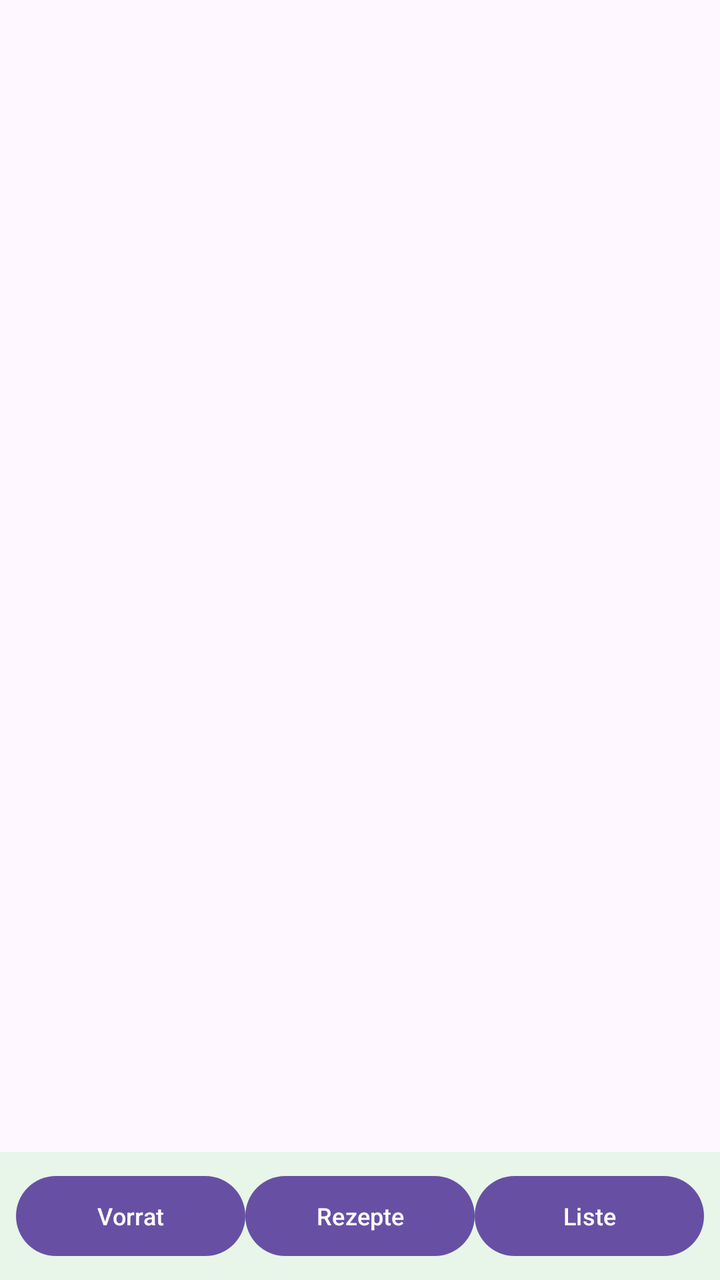
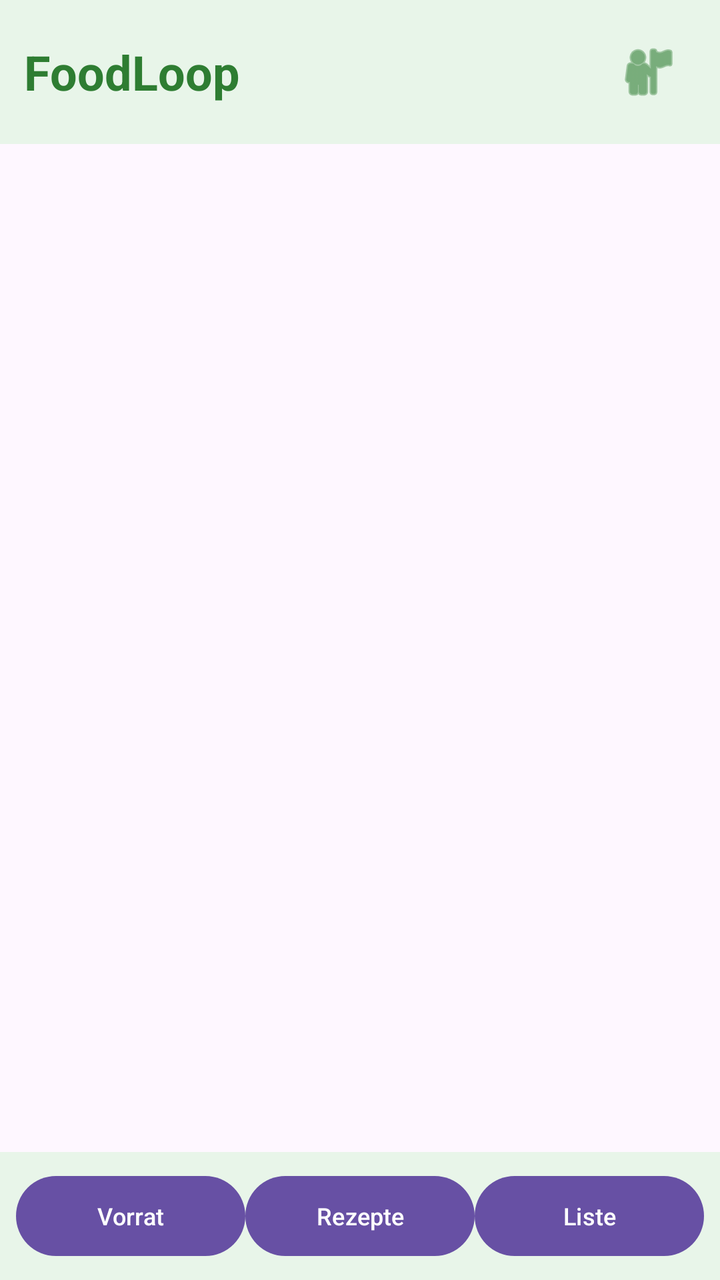

Two renders of the same Android screen: before a commit and after it. Below are the layout's source before the change and the commit's diff.
<!-- AndroidManifest.xml: application theme Theme.FoodLoop -->
<!-- res/layout/activity_main.xml -->
<?xml version="1.0" encoding="utf-8"?>
<LinearLayout
    xmlns:android="http://schemas.android.com/apk/res/android"
    android:layout_width="match_parent"
    android:layout_height="match_parent"
    android:orientation="vertical"
    android:fitsSystemWindows="true">

    <FrameLayout
        android:id="@+id/fragment_container"
        android:layout_width="match_parent"
        android:layout_height="0dp"
        android:layout_weight="1" />

    <LinearLayout
        android:layout_width="match_parent"
        android:layout_height="wrap_content"
        android:orientation="horizontal"
        android:padding="8dp"
        android:background="#E8F5E9">

        <Button
            android:id="@+id/btn_pantry"
            android:layout_width="0dp"
            android:layout_height="wrap_content"
            android:layout_weight="1"
            android:text="Vorrat"
            android:textSize="12sp" />

        <Button
            android:id="@+id/btn_recipes"
            android:layout_width="0dp"
            android:layout_height="wrap_content"
            android:layout_weight="1"
            android:text="Rezepte"
            android:textSize="12sp" />

        <Button
            android:id="@+id/btn_shopping"
            android:layout_width="0dp"
            android:layout_height="wrap_content"
            android:layout_weight="1"
            android:text="Liste"
            android:textSize="12sp" />

    </LinearLayout>

</LinearLayout>
<!-- resources referenced by this layout -->
<resources>
  <style name="Theme.FoodLoop" parent="Base.Theme.FoodLoop" />
  <style name="Base.Theme.FoodLoop" parent="Theme.Material3.DayNight.NoActionBar">
          
          
      </style>
</resources>

<!-- the commit's change to res/layout/activity_main.xml (unified diff, before → after) -->
@@ -6,12 +6,44 @@
     android:orientation="vertical"
     android:fitsSystemWindows="true">
 
+    
+    <LinearLayout
+        android:layout_width="match_parent"
+        android:layout_height="wrap_content"
+        android:orientation="horizontal"
+        android:gravity="center_vertical"
+        android:padding="12dp"
+        android:background="#E8F5E9">
+
+        <TextView
+            android:layout_width="0dp"
+            android:layout_height="wrap_content"
+            android:layout_weight="1"
+            android:text="FoodLoop"
+            android:textSize="24sp"
+            android:textStyle="bold"
+            android:textColor="#2E7D32" />
+
+        <ImageButton
+            android:id="@+id/btn_profile"
+            android:layout_width="48dp"
+            android:layout_height="48dp"
+            android:src="@android:drawable/ic_menu_myplaces"
+            android:background="?attr/selectableItemBackgroundBorderless"
+            android:tint="#2E7D32"
+            android:contentDescription="Mein Profil"
+            android:padding="10dp" />
+
+    </LinearLayout>
+
+    
     <FrameLayout
         android:id="@+id/fragment_container"
         android:layout_width="match_parent"
         android:layout_height="0dp"
         android:layout_weight="1" />
 
+    
     <LinearLayout
         android:layout_width="match_parent"
         android:layout_height="wrap_content"
